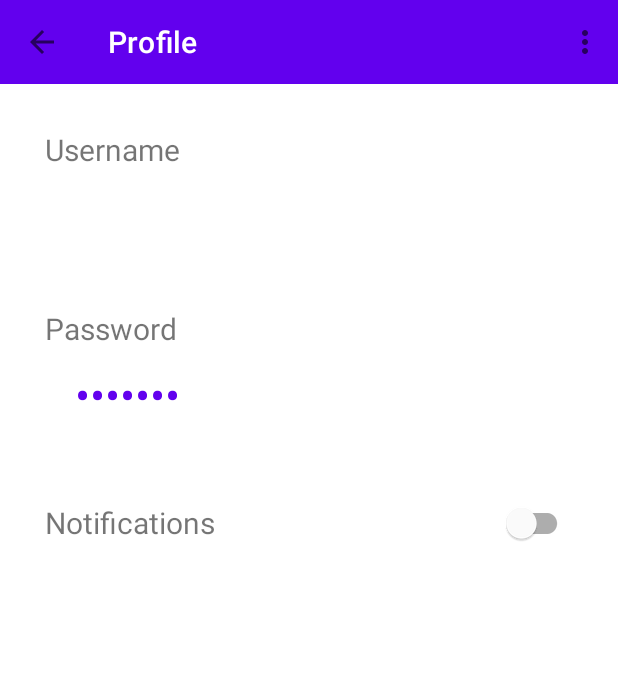
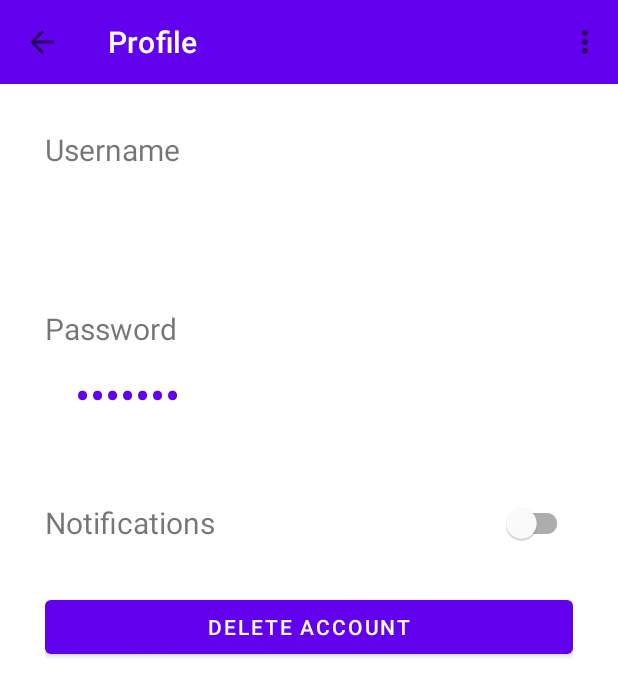
Before and after one commit to GrantJEmerson/interactivediary, an Android app: the ListviewFragment screen opened directly, with no data from a screen before it, in the options menu, after a tap on "Profile", on a phone screen of 412 x 824 dp. Shown: the top 696 px of the screen. Run offline under Robolectric (Android 15) with nearby library versions, the phone set to English and light mode, and no system bars; libraries missing offline, so code that uses them is left out: com.parse, org.parceler; pictures from the network do not load; 17 statements that could not run were skipped.

Commit message:
Delete account maybe working

```diff
--- a/app/src/main/java/com/group24/interactivediary/networking/EntryManager.java
+++ b/app/src/main/java/com/group24/interactivediary/networking/EntryManager.java
@@ -15,6 +15,7 @@ import com.parse.*;
 
 import java.util.Arrays;
 import java.util.Date;
+import java.util.Iterator;
 import java.util.List;
 
 public class EntryManager {
@@ -27,6 +28,42 @@ public class EntryManager {
     public EntryManager(Context context) {
         this.context = context;
         userID = ParseUser.getCurrentUser().getObjectId();
+    }
+
+    public void deleteUsersEntries(final FetchCallback<Boolean> callback) {
+        ParseQuery<Entry> entryQuery;
+        entryQuery = new ParseQuery<>(Entry.TAG);
+        entryQuery.whereEqualTo(Entry.KEY_AUTHOR, userID);
+
+        entryQuery.findInBackground((entriesFound, e) -> {
+            if (e == null) {
+                final Iterator<Entry> entryIterator = entriesFound.iterator();
+
+                DeleteCallback handler = new DeleteCallback() {
+                    @Override
+                    public void done(ParseException e) {
+                        if (e != null) {
+                            callback.done(false);
+                        } else {
+                            if (entryIterator.hasNext()) {
+                                entryIterator.next().deleteInBackground(this);
+                            } else {
+                                callback.done(true);
+                            }
+                        }
+                    }
+                };
+
+                if (entryIterator.hasNext()) {
+                    entryIterator.next().deleteInBackground(handler);
+                } else {
+                    callback.done(true);
+                }
+            } else {
+                Log.e(TAG, "Error fetching entries: " + e.getLocalizedMessage());
+                callback.done(false);
+            }
+        });
     }
 
     public void fetchEntries(Entry.Visibility visibility, Entry.Ordering ordering, Search search, Date latestEntry, final FetchCallback<List<Entry>> callback) {
--- a/app/src/main/res/layout/activity_profile.xml
+++ b/app/src/main/res/layout/activity_profile.xml
@@ -97,6 +97,18 @@
                     android:textSize="16sp" />
             </LinearLayout>
 
+            <View
+                android:id="@+id/view2"
+                android:layout_width="match_parent"
+                android:layout_height="1dp"
+                android:layout_marginTop="20dp" />
+
+            <Button
+                android:id="@+id/delete_account_button"
+                android:layout_width="match_parent"
+                android:layout_height="wrap_content"
+                android:text="Delete Account" />
+
         </LinearLayout>
 
     </ScrollView>
--- a/app/src/main/res/values/strings.xml
+++ b/app/src/main/res/values/strings.xml
@@ -54,6 +54,10 @@
     <string name="notifications">Notifications</string>
     <string name="title_activity_profile">Profile</string>
     <string name="failed_to_save_user_settings">Failed to save user settings, please try again.</string>
+    <string name="failed_to_delete_account">Failed to delete account, please try again.</string>
+    <string name="deleting_account">Deleting Account...</string>
+    <string name="confirm_account_deletion_title">Confirm Account Deletion</string>
+    <string name="confirm_account_deletion_message">Are you sure you want to delete your account? All of your entries will be deleted.</string>
     <string name="you_will_receive_notifications">You will now receive notifications.</string>
     <string name="you_will_not_receive_notifications">You will no longer receive notifications.</string>
     <string name="we_need_location_permissions_for_mapview">We need permission to access your location in order to use Map View.</string>
```
Also changed, not shown: app/src/main/java/com/group24/interactivediary/activities/EntryCreateActivity.java (+6 -2 lines), app/src/main/java/com/group24/interactivediary/activities/ProfileActivity.java (+50 -0 lines).
